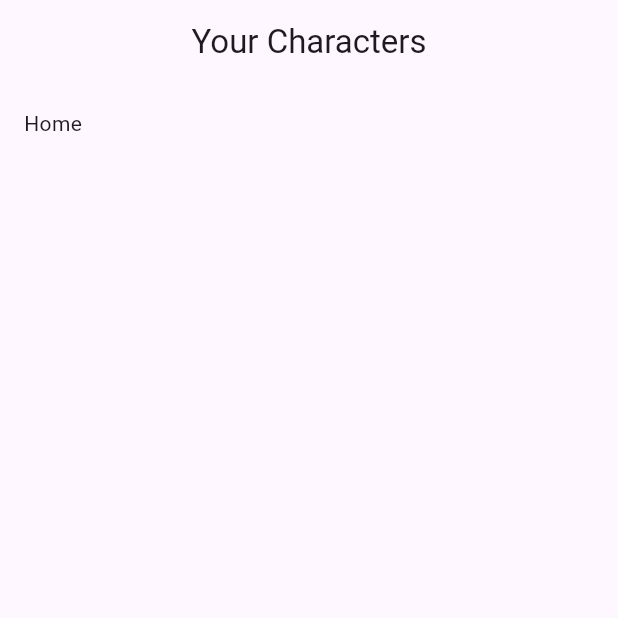
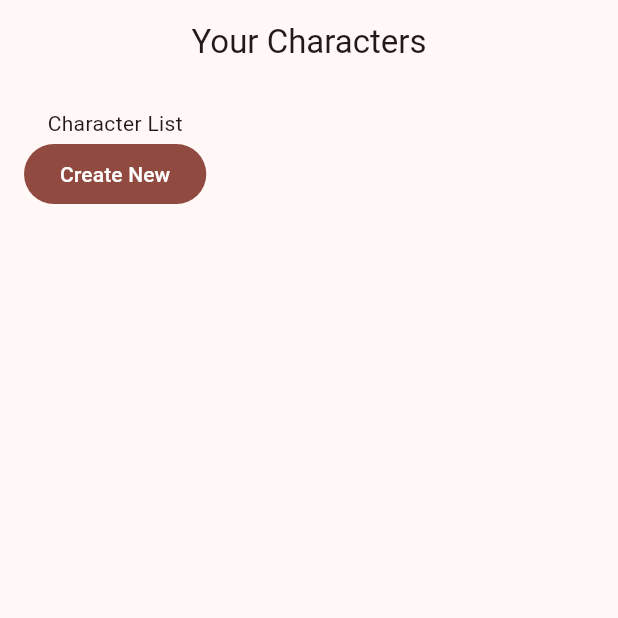
Before and after one commit to khairuljau/flutter_rpg, a Flutter app: the screen it shows after launch, on a phone screen of 412 x 824 dp, the top half of it. Run offline on Flutter 3.47's test engine with Material 3 defaults, Android fonts, the phone set to English and light mode, and no system bars.

Commit message:
Setting up a new project

```diff
--- a/lib/main.dart
+++ b/lib/main.dart
@@ -1,8 +1,9 @@
 import 'package:flutter/material.dart';
 import 'package:flutter_rpg/screens/home/home.dart';
+import 'package:flutter_rpg/theme.dart';
 
 void main() {
-  runApp(const MaterialApp(home: Home()));
+  runApp(MaterialApp(theme: primaryTheme, home: const Home()));
 }
 
 //For testing
--- a/lib/screens/home/home.dart
+++ b/lib/screens/home/home.dart
@@ -1,4 +1,5 @@
 import 'package:flutter/material.dart';
+import 'package:flutter/widgets.dart';
 
 class Home extends StatefulWidget {
   const Home({super.key});
@@ -17,7 +18,15 @@ class _HomeState extends State<Home> {
       ),
       body: Container(
         padding: const EdgeInsets.all(16),
-        child: const Text("Home"),
+        child: Column(
+          children: [
+            const Text("Character List"),
+            FilledButton(
+              onPressed: () {},
+              child: const Text("Create New"),
+            )
+          ],
+        ),
       ),
     );
   }
```
Also changed, not shown: lib/theme.dart (added, +19 -0 lines).
